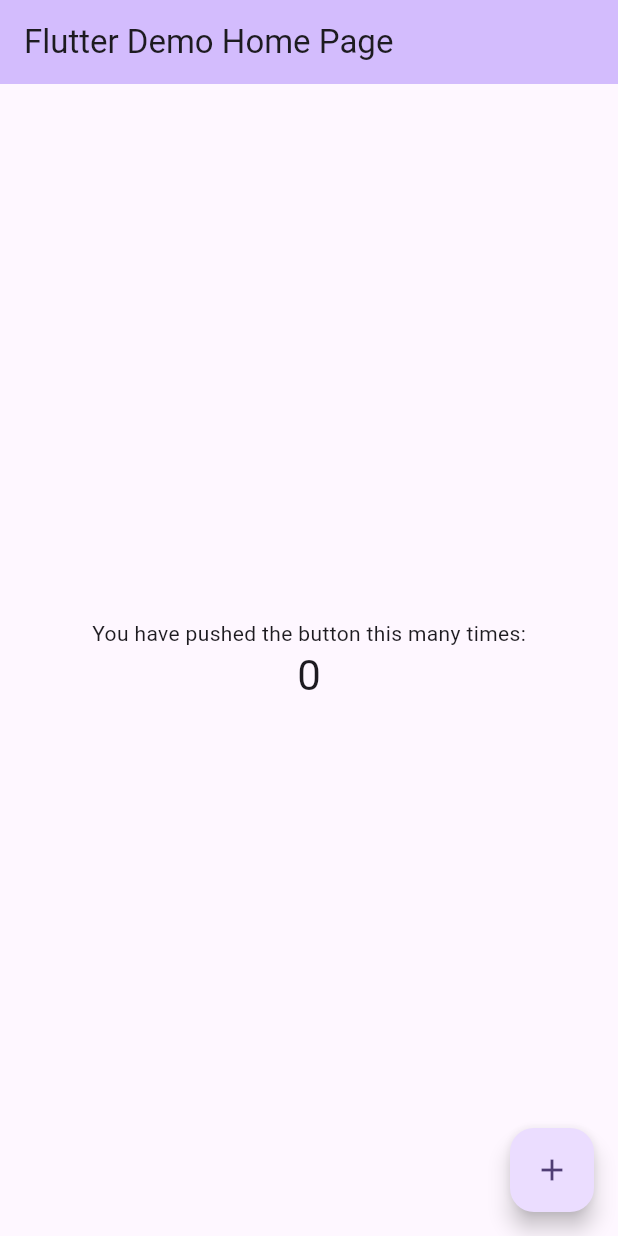
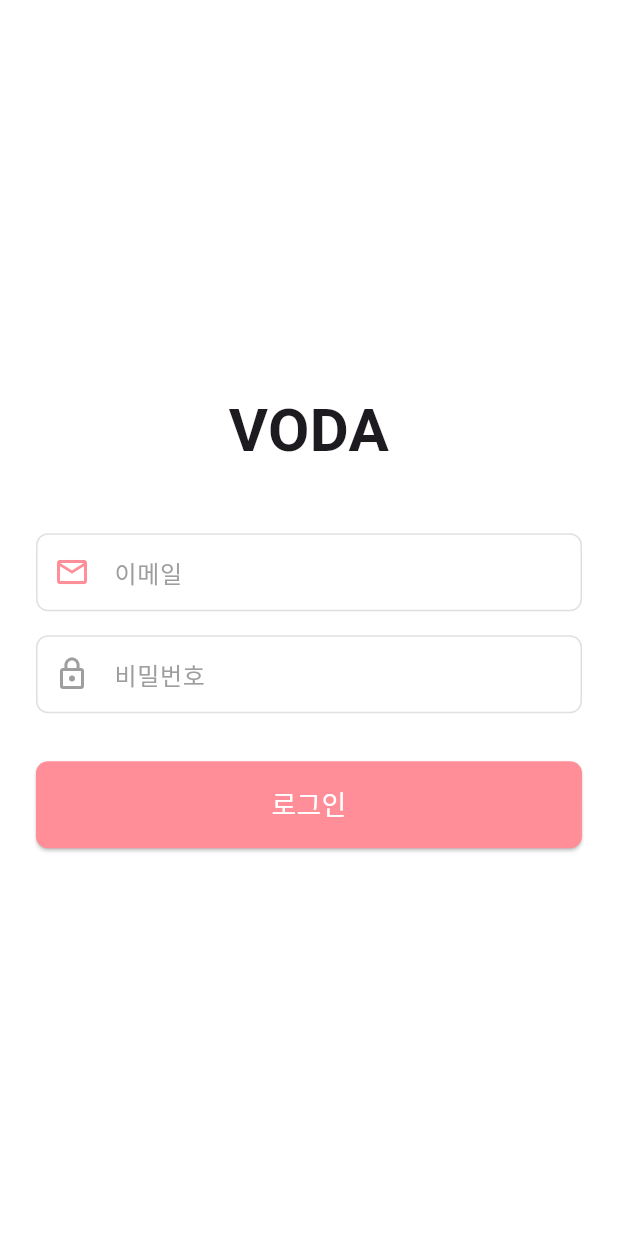
Before and after one commit to parkharoi/voda_front, a Flutter app: the screen it shows after launch, on a phone screen of 412 x 824 dp. Run offline on Flutter 3.47's test engine with Material 3 defaults, Android fonts, the phone set to English and light mode, and no system bars; our stand-ins replace flutter_secure_storage, table_calendar.

Commit message:
feat : 프로젝트 구조 및 로그인 화면 생성

```diff
--- /dev/null
+++ b/lib/common/app_colors.dart
@@ -0,0 +1,22 @@
+
+import 'dart:ui';
+
+import 'package:flutter/material.dart';
+
+class AppColors {
+  // 인스턴스화 방지 (실수로 AppColors() 라고 쓰는 것 방지)
+  AppColors._();
+
+  static const Color primary = Color(0xFFFF8E99);
+
+  //배경색
+  static const Color background = Colors.white;
+
+  //텍스트
+  static const Color textBlack = Color(0xFF1A1A1A);
+  static const Color textGray = Color(0xFF9E9E9E);
+
+  //캘린더
+  static const Color calendarToday = primary;
+  static const Color calendarSelected = textBlack;
+}
--- /dev/null
+++ b/lib/common/app_theme.dart
@@ -0,0 +1,25 @@
+
+import 'package:flutter/material.dart';
+import 'package:voda_front/common/app_colors.dart';
+
+class AppTheme {
+
+  static ThemeData get lightTheme {
+    return ThemeData(
+      primaryColor: AppColors.primary,
+      scaffoldBackgroundColor: AppColors.background,
+
+        appBarTheme: const AppBarTheme(
+        backgroundColor: AppColors.background,
+        elevation: 0,
+        centerTitle: true,
+        titleTextStyle: TextStyle(
+        color: AppColors.textBlack,
+        fontSize: 20,
+        fontWeight: FontWeight.bold,
+        ),
+          iconTheme: IconThemeData(color: AppColors.textBlack),
+      ),
+    );
+  }
+}
--- /dev/null
+++ b/lib/common/constants.dart
@@ -0,0 +1,8 @@
+class AppConstants {
+  AppConstants._();
+
+  static const String accessTokenKey = 'ACCESS_TOKEN';
+  static const String refreshTokenKey = 'REFRESH_TOKEN';
+
+  static const int apiTimeout = 10000;
+}
--- /dev/null
+++ b/lib/components/voda_text_field.dart
@@ -0,0 +1,54 @@
+import 'package:flutter/material.dart';
+import '../common/app_colors.dart';
+
+class VodaTextField extends StatelessWidget {
+  final TextEditingController controller;
+  final String label;
+  final IconData? icon;
+  final bool obscureText;
+  final TextInputType keyboardType;
+  final Color? iconColor;
+
+  const VodaTextField({
+    super.key,
+    required this.controller,
+    required this.label,
+    this.icon,
+    this.obscureText = false,
+    this.keyboardType = TextInputType.text,
+    this.iconColor,
+  });
+
+  @override
+  Widget build(BuildContext context) {
+    return TextField(
+      controller: controller,
+      obscureText: obscureText,
+      keyboardType: keyboardType,
+      style: const TextStyle(color: AppColors.textBlack),
+      decoration: InputDecoration(
+        labelText: label,
+        labelStyle: const TextStyle(color: AppColors.textGray),
+
+        prefixIcon: icon != null
+            ? Icon(
+          icon,
+          color: iconColor ?? AppColors.textGray,
+        )
+            : null,
+
+        enabledBorder: OutlineInputBorder(
+          borderRadius: BorderRadius.circular(8),
+          borderSide: BorderSide(color: Colors.grey.shade300),
+        ),
+        focusedBorder: OutlineInputBorder(
+          borderRadius: BorderRadius.circular(8),
+          borderSide: const BorderSide(color: AppColors.primary, width: 2),
+        ),
+        filled: true,
+        fillColor: Colors.white,
+        contentPadding: const EdgeInsets.symmetric(horizontal: 16, vertical: 14),
+      ),
+    );
+  }
+}
--- a/lib/main.dart
+++ b/lib/main.dart
@@ -1,122 +1,30 @@
 import 'package:flutter/material.dart';
+import 'package:provider/provider.dart';
+import 'package:voda_front/common/app_theme.dart';
+import 'package:voda_front/screens/login_screen.dart';
+import 'package:voda_front/viewmodels/auth_view_model.dart';
 
 void main() {
-  runApp(const MyApp());
+  runApp(
+    MultiProvider(
+        providers: [
+          ChangeNotifierProvider(create: (_) => AuthViewModel()),
+        ],
+      child: const MyApp(),
+    )
+  );
 }
 
 class MyApp extends StatelessWidget {
   const MyApp({super.key});
 
-  // This widget is the root of your application.
   @override
   Widget build(BuildContext context) {
     return MaterialApp(
-      title: 'Flutter Demo',
-      theme: ThemeData(
-        // This is the theme of your application.
-        //
-        // TRY THIS: Try running your application with "flutter run". You'll see
-        // the application has a purple toolbar. Then, without quitting the app,
-        // try changing the seedColor in the colorScheme below to Colors.green
-        // and then invoke "hot reload" (save your changes or press the "hot
-        // reload" button in a Flutter-supported IDE, or press "r" if you used
-        // the command line to start the app).
-        //
-        // Notice that the counter didn't reset back to zero; the application
-        // state is not lost during the reload. To reset the state, use hot
-        // restart instead.
-        //
-        // This works for code too, not just values: Most code changes can be
-        // tested with just a hot reload.
-        colorScheme: ColorScheme.fromSeed(seedColor: Colors.deepPurple),
-      ),
-      home: const MyHomePage(title: 'Flutter Demo Home Page'),
+      debugShowCheckedModeBanner: false,
+      title: 'VODA',
+      theme: AppTheme.lightTheme,
+      home: const LoginScreen(),
     );
   }
 }
-
-class MyHomePage extends StatefulWidget {
-  const MyHomePage({super.key, required this.title});
-
-  // This widget is the home page of your application. It is stateful, meaning
-  // that it has a State object (defined below) that contains fields that affect
-  // how it looks.
-
-  // This class is the configuration for the state. It holds the values (in this
-  // case the title) provided by the parent (in this case the App widget) and
-  // used by the build method of the State. Fields in a Widget subclass are
-  // always marked "final".
-
-  final String title;
-
-  @override
-  State<MyHomePage> createState() => _MyHomePageState();
-}
-
-class _MyHomePageState extends State<MyHomePage> {
-  int _counter = 0;
-
-  void _incrementCounter() {
-    setState(() {
-      // This call to setState tells the Flutter framework that something has
-      // changed in this State, which causes it to rerun the build method below
-      // so that the display can reflect the updated values. If we changed
-      // _counter without calling setState(), then the build method would not be
-      // called again, and so nothing would appear to happen.
-      _counter++;
-    });
-  }
-
-  @override
-  Widget build(BuildContext context) {
-    // This method is rerun every time setState is called, for instance as done
-    // by the _incrementCounter method above.
-    //
-    // The Flutter framework has been optimized to make rerunning build methods
-    // fast, so that you can just rebuild anything that needs updating rather
-    // than having to individually change instances of widgets.
-    return Scaffold(
-      appBar: AppBar(
-        // TRY THIS: Try changing the color here to a specific color (to
-        // Colors.amber, perhaps?) and trigger a hot reload to see the AppBar
-        // change color while the other colors stay the same.
-        backgroundColor: Theme.of(context).colorScheme.inversePrimary,
-        // Here we take the value from the MyHomePage object that was created by
-        // the App.build method, and use it to set our appbar title.
-        title: Text(widget.title),
-      ),
-      body: Center(
-        // Center is a layout widget. It takes a single child and positions it
-        // in the middle of the parent.
-        child: Column(
-          // Column is also a layout widget. It takes a list of children and
-          // arranges them vertically. By default, it sizes itself to fit its
-          // children horizontally, and tries to be as tall as its parent.
-          //
-          // Column has various properties to control how it sizes itself and
-          // how it positions its children. Here we use mainAxisAlignment to
-          // center the children vertically; the main axis here is the vertical
-          // axis because Columns are vertical (the cross axis would be
-          // horizontal).
-          //
-          // TRY THIS: Invoke "debug painting" (choose the "Toggle Debug Paint"
-          // action in the IDE, or press "p" in the console), to see the
-          // wireframe for each widget.
-          mainAxisAlignment: MainAxisAlignment.center,
-          children: <Widget>[
-            const Text('You have pushed the button this many times:'),
-            Text(
-              '$_counter',
-              style: Theme.of(context).textTheme.headlineMedium,
-            ),
-          ],
-        ),
-      ),
-      floatingActionButton: FloatingActionButton(
-        onPressed: _incrementCounter,
-        tooltip: 'Increment',
-        child: const Icon(Icons.add),
-      ), // This trailing comma makes auto-formatting nicer for build methods.
-    );
-  }
-}
--- /dev/null
+++ b/lib/models/auth_model.dart
@@ -0,0 +1,33 @@
+class LoginRequest {
+  final String email;
+  final String password;
+
+  LoginRequest({required this.email, required this.password});
+
+  Map<String, dynamic> toJson() {
+    return {
+      'email': email,
+      'password': password,
+    };
+  }
+}
+
+class TokenInfo {
+  final String grantType;
+  final String accessToken;
+  final String refreshToken;
+
+  TokenInfo({
+    required this.grantType,
+    required this.accessToken,
+    required this.refreshToken,
+  });
+
+  factory TokenInfo.fromJson(Map<String, dynamic> json) {
+    return TokenInfo(
+      grantType: json['grantType'] ?? 'Bearer',
+      accessToken: json['accessToken'] ?? '',
+      refreshToken: json['refreshToken'] ?? '',
+    );
+  }
+}
--- /dev/null
+++ b/lib/screens/login_screen.dart
@@ -0,0 +1,99 @@
+import 'package:flutter/material.dart';
+import 'package:provider/provider.dart';
+import 'package:voda_front/components/voda_text_field.dart';
+import 'package:voda_front/viewmodels/auth_view_model.dart';
+import '../common/app_colors.dart';
+import 'home_screen.dart'; // 로그인 성공 시 이동할 곳
+
+class LoginScreen extends StatefulWidget {
+  const LoginScreen({super.key});
+
+  @override
+  State<LoginScreen> createState() => _LoginScreenState();
+}
+
+class _LoginScreenState extends State<LoginScreen> {
+  final _emailController = TextEditingController();
+  final _passwordController = TextEditingController();
+
+  @override
+  void dispose() {
+    _emailController.dispose();
+    _passwordController.dispose();
+    super.dispose();
+  }
+
+  @override
+  Widget build(BuildContext context) {
+    final authViewModel = Provider.of<AuthViewModel>(context);
+
+    return Scaffold(
+      body: Padding(
+        padding: const EdgeInsets.all(24.0),
+        child: Column(
+          mainAxisAlignment: MainAxisAlignment.center,
+          crossAxisAlignment: CrossAxisAlignment.stretch,
+          children: [
+            const Text(
+              "VODA",
+              textAlign: TextAlign.center,
+              style: TextStyle(fontSize: 40, fontWeight: FontWeight.bold),
+            ),
+            const SizedBox(height: 40),
+
+            // 이메일 입력
+            VodaTextField(
+              controller: _emailController,
+              label: '이메일',
+              icon: Icons.email_outlined,
+              iconColor: AppColors.primary, //
+            ),
+            const SizedBox(height: 16),
+
+            // 비밀번호 입력
+            VodaTextField(
+                controller: _passwordController,
+                label: '비밀번호',
+                icon: Icons.lock_outline,
+                obscureText: true
+            ),
+            const SizedBox(height: 32),
+
+            authViewModel.isLoading
+                ? const Center(child: CircularProgressIndicator())
+                : ElevatedButton(
+              onPressed: () async {
+                // 1. 뷰모델에게 로그인 요청
+                final success = await authViewModel.login(
+                  _emailController.text,
+                  _passwordController.text,
+                );
+
+                if (success && context.mounted) {
+                  Navigator.pushReplacement(
+                    context,
+                    MaterialPageRoute(builder: (_) => const HomeScreen()),
+                  );
+                } else if (context.mounted) {
+                  ScaffoldMessenger.of(context).showSnackBar(
+                    const SnackBar(content: Text('로그인 실패! 아이디/비번을 확인하세요.')),
+                  );
+                }
+              },
+              style: ElevatedButton.styleFrom(
+                backgroundColor: AppColors.primary,
+                padding: const EdgeInsets.symmetric(vertical: 16),
+                shape: RoundedRectangleBorder(
+                    borderRadius: BorderRadius.circular(8)),
+              ),
+              child: const Text(
+                "로그인",
+                style: TextStyle(fontSize: 18, color: Colors.white),
+              ),
+            ),
+          ],
+        ),
+      ),
+    );
+  }
+}
```
Also changed, not shown: lib/components/vodaButton.dart (added, +41 -0 lines), lib/screens/home_screen.dart (added, +184 -0 lines), lib/viewmodels/auth_view_model.dart (added, +59 -0 lines), pubspec.yaml (+9 -53 lines), pubspec.lock, 13 other files.
